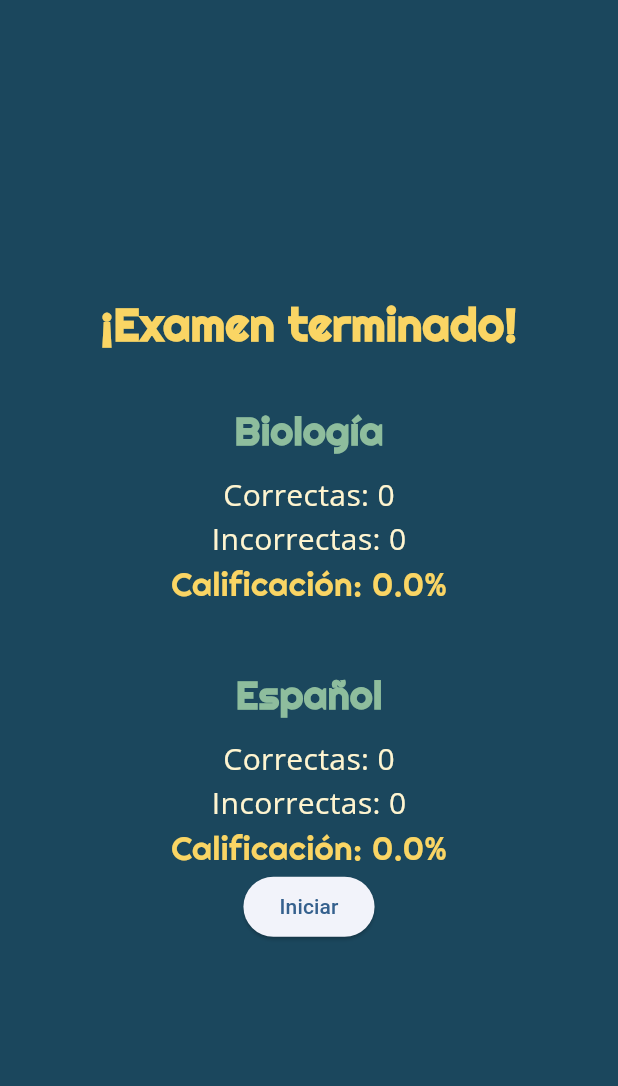
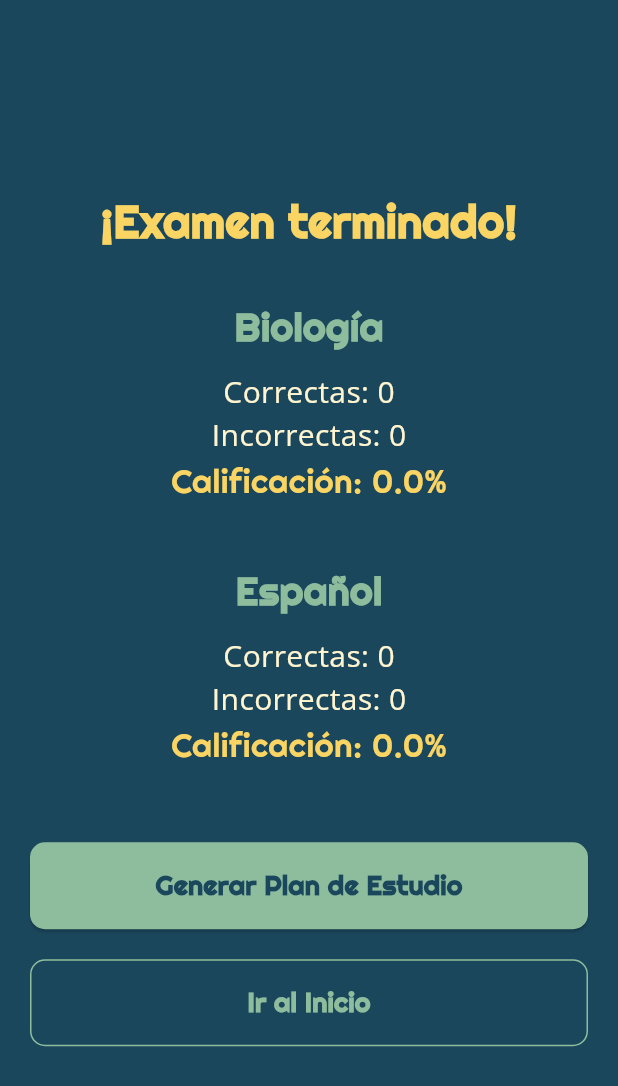
Before and after one commit to bsjc1024/Hackpue2025, a Flutter app: the ResultadoScreen screen opened directly with empty values, on a phone screen of 412 x 824 dp. Shown: the top 1086 px of the screen. Run offline on Flutter 3.47's test engine with Material 3 defaults, Android fonts, the phone set to English and light mode, and no system bars; our stand-ins replace google_fonts; statements that could not run were skipped.

```diff
--- a/flutter_app/lib/screens/exam_ubication.dart
+++ b/flutter_app/lib/screens/exam_ubication.dart
@@ -1,9 +1,9 @@
+import 'package:flutter/material.dart';
 import 'package:provider/provider.dart';
 import '../providers/questions_provider.dart';
 import '../providers/user_provider.dart';
 import '../services/gemini_service.dart';
 import 'package:google_fonts/google_fonts.dart';
-import 'package:flutter/material.dart';
 
 void main() {
   runApp(const MyApp());
@@ -14,7 +14,12 @@ class MyApp extends StatelessWidget {
 
   @override
   Widget build(BuildContext context) {
-    return MaterialApp(
+    return MultiProvider(
+      providers: [
+        ChangeNotifierProvider(create: (_) => QuestionsProvider()),
+        ChangeNotifierProvider(create: (_) => UserProvider()),
+      ],
+      child: MaterialApp(
         debugShowCheckedModeBanner: false,
         title: 'Examen de Prueba',
         theme: ThemeData(
@@ -22,13 +27,28 @@ class MyApp extends StatelessWidget {
           useMaterial3: true,
         ),
         home: const ExamenView(),
+        routes: {
+          '/home': (context) => const HomeScreen(), // Add your home screen here
+        },
+      ),
+    );
+  }
+}
+
+// Placeholder for HomeScreen - replace with your actual home screen
+class HomeScreen extends StatelessWidget {
+  const HomeScreen({super.key});
+
+  @override
+  Widget build(BuildContext context) {
+    return Scaffold(
+      appBar: AppBar(title: const Text('Home')),
+      body: const Center(child: Text('Welcome to the Home Screen!')),
     );
   }
 }
 
 // ---------------- EXAMEN ----------------
-// ignore_for_file: deprecated_member_use
-
 class ExamenView extends StatefulWidget {
   const ExamenView({super.key});
 
@@ -40,7 +60,6 @@ class _ExamenViewState extends State<ExamenView> {
   int _preguntaActual = 0;
 
   final List<Map<String, dynamic>> _preguntas = [
-
     {
       "pregunta": "En la fotosíntesis se rompe una molécula de H2O para producir inicialmente:",
       "opciones": ["Monóxido de carbono", "Oxígeno", "Glucosa", "Dióxido de carbono"],
@@ -155,7 +174,6 @@ class _ExamenViewState extends State<ExamenView> {
         "Sintomática"
       ],
       "respuestaCorrecta": "Apelativa"
-
     }
   ];
 
@@ -215,7 +233,6 @@ return Scaffold(
       ),
       body: Padding(
         padding: const EdgeInsets.all(16.0),
-
         child: Column(
           crossAxisAlignment: CrossAxisAlignment.start,
           children: [
@@ -277,7 +294,7 @@ return Scaffold(
                 ),
                 onPressed: _respuestaSeleccionada == null ? null : _siguientePregunta,
                 child: Text(
-              "Siguiente",
+                  _preguntaActual == _preguntas.length - 1 ? "Finalizar" : "Siguiente",
                   style: GoogleFonts.righteous(
                     fontSize: 20,
                     fontWeight: FontWeight.bold,
@@ -315,15 +332,15 @@ class _ResultadoScreenState extends State<ResultadoScreen> {
       _isGeneratingPlan = true;
     });
 
-
+    try {
       final questionsProvider = Provider.of<QuestionsProvider>(context, listen: false);
       final userProvider = Provider.of<UserProvider>(context, listen: false);
 
       // Verificar que tenemos todos los datos necesarios
-    if (!questionsProvider.isCompleteForAPI || userProvider.userId == null) {
+      if (!questionsProvider.isCompleteForAPI) {
         ScaffoldMessenger.of(context).showSnackBar(
           const SnackBar(
-          content: Text("Faltan datos para generar el plan de estudio"),
+            content: Text("Faltan datos del perfil para generar el plan de estudio"),
             backgroundColor: Colors.red,
           ),
         );
@@ -333,7 +350,19 @@ class _ResultadoScreenState extends State<ResultadoScreen> {
         return;
       }
 
-    try {
+      if (userProvider.userId == null) {
+        ScaffoldMessenger.of(context).showSnackBar(
+          const SnackBar(
+            content: Text("Usuario no identificado. Por favor inicia sesión nuevamente."),
+            backgroundColor: Colors.red,
+          ),
+        );
+        setState(() {
+          _isGeneratingPlan = false;
+        });
+        return;
+      }
+
       final result = await GeminiService.generateStudyPlan(
         carrera: questionsProvider.carrera,
         universidad: questionsProvider.universidad,
@@ -350,8 +379,9 @@ class _ResultadoScreenState extends State<ResultadoScreen> {
       if (result['success'] == true) {
         ScaffoldMessenger.of(context).showSnackBar(
           SnackBar(
-            content: Text(result['message'] ?? 'Planes generados exitosamente'),
+            content: Text(result['message'] ?? 'Plan de estudio generado exitosamente'),
             backgroundColor: const Color(0xFF8EBD9D),
+            duration: const Duration(seconds: 3),
           ),
         );
 
@@ -366,6 +396,7 @@ class _ResultadoScreenState extends State<ResultadoScreen> {
           SnackBar(
             content: Text("Error: ${result['error'] ?? 'Error desconocido'}"),
             backgroundColor: Colors.red,
+            duration: const Duration(seconds: 5),
           ),
         );
       }
@@ -375,6 +406,7 @@ class _ResultadoScreenState extends State<ResultadoScreen> {
         SnackBar(
           content: Text("Error de conexión: $e"),
           backgroundColor: Colors.red,
+          duration: const Duration(seconds: 5),
         ),
       );
     }
@@ -416,6 +448,7 @@ class _ResultadoScreenState extends State<ResultadoScreen> {
     double porcentajeBiologia = (correctasBiologia / 6) * 100;
     double porcentajeEspanol = (correctasEspanol / 6) * 100;
 
+    // Actualizar los niveles en el provider
     final questionsProvider = Provider.of<QuestionsProvider>(context, listen: false);
     questionsProvider.setSkillLevelsFromExam(porcentajeEspanol, porcentajeBiologia);
 
@@ -423,6 +456,8 @@ class _ResultadoScreenState extends State<ResultadoScreen> {
       backgroundColor: const Color(0xFF1B475D),
       body: Center(
         child: SingleChildScrollView(
+          child: Padding(
+            padding: const EdgeInsets.all(20.0),
             child: Column(
               mainAxisAlignment: MainAxisAlignment.center,
               crossAxisAlignment: CrossAxisAlignment.center,
@@ -503,12 +538,86 @@ class _ResultadoScreenState extends State<ResultadoScreen> {
                     color: const Color(0xFFFAD564),
                   ),
                 ),
-              ElevatedButton(
+
+                const SizedBox(height: 50),
+
+                // Botones de acción
+                SizedBox(
+                  width: double.infinity,
+                  child: ElevatedButton(
+                    style: ElevatedButton.styleFrom(
+                      backgroundColor: const Color(0xFF8EBD9D),
+                      foregroundColor: const Color(0xFF1B475D),
+                      padding: const EdgeInsets.symmetric(vertical: 16),
+                      shape: RoundedRectangleBorder(
+                        borderRadius: BorderRadius.circular(10),
+                      ),
+                    ),
+                    onPressed: _isGeneratingPlan ? null : _generateStudyPlan,
+                    child: _isGeneratingPlan
+                        ? Row(
+                            mainAxisAlignment: MainAxisAlignment.center,
+                            children: [
+                              const SizedBox(
+                                width: 20,
+                                height: 20,
+                                child: CircularProgressIndicator(
+                                  color: Color(0xFF1B475D),
+                                  strokeWidth: 2,
+                                ),
+                              ),
+                              const SizedBox(width: 12),
+                              Text(
+                                "Generando plan...",
+                                style: GoogleFonts.righteous(
+                                  fontSize: 18,
+                                  fontWeight: FontWeight.bold,
+                                ),
+                              ),
+                            ],
+                          )
+                        : Text(
+                            "Generar Plan de Estudio",
+                            style: GoogleFonts.righteous(
+                              fontSize: 18,
+                              fontWeight: FontWeight.bold,
+                            ),
+                          ),
+                  ),
+                ),
+
+                const SizedBox(height: 20),
+
+                // Botón alternativo para ir directamente al home
+                SizedBox(
+                  width: double.infinity,
+                  child: OutlinedButton(
+                    style: OutlinedButton.styleFrom(
+                      side: const BorderSide(color: Color(0xFF8EBD9D)),
+                      padding: const EdgeInsets.symmetric(vertical: 16),
+                      shape: RoundedRectangleBorder(
+                        borderRadius: BorderRadius.circular(10),
+                      ),
+                    ),
                     onPressed: () {
-                Navigator.pushNamed(context, '/home');
+                      Navigator.pushNamedAndRemoveUntil(
+                        context,
+                        '/home',
+                        (route) => false,
+                      );
                     },
-              child: const Text("Iniciar"))
+                    child: Text(
+                      "Ir al Inicio",
+                      style: GoogleFonts.righteous(
+                        fontSize: 18,
+                        fontWeight: FontWeight.bold,
+                        color: const Color(0xFF8EBD9D),
+                      ),
+                    ),
+                  ),
+                ),
               ],
+            ),
           ),
         ),
       ),
```
Lines whose indentation alone changed are shown as unchanged.
